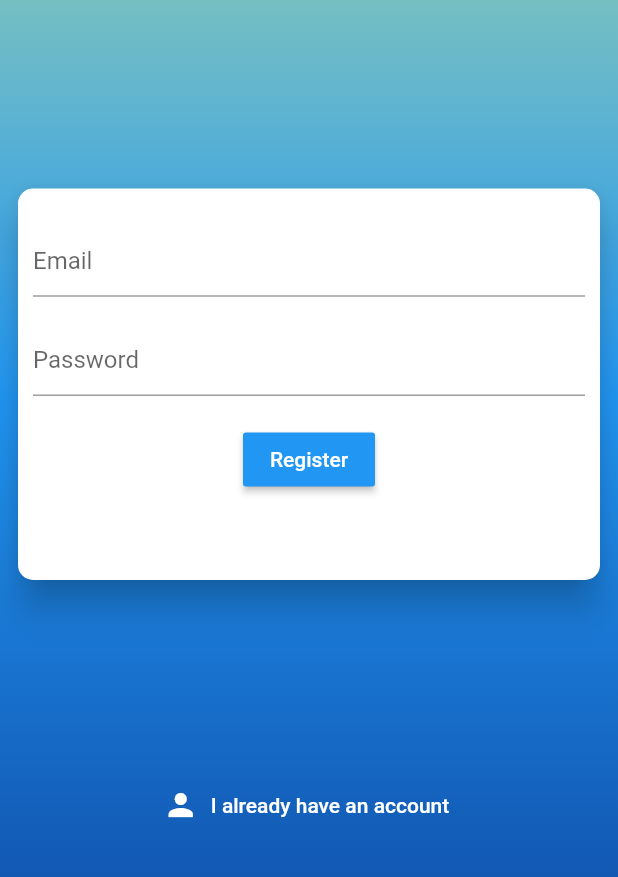
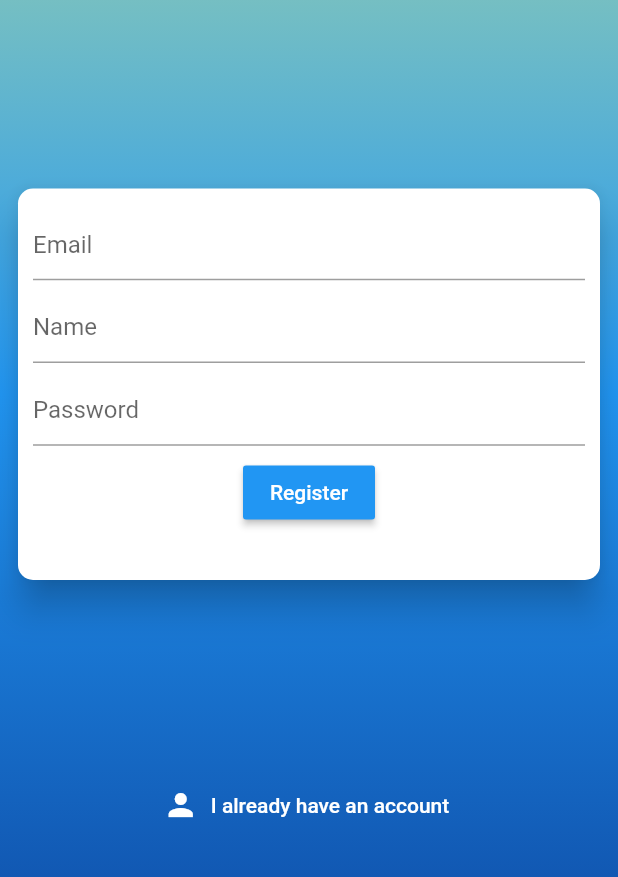
Before and after one commit to emilydeutsch/Qanda, a Flutter app: the screen it shows after launch, after a tap on "Sign in", after a tap on "Register", on a phone screen of 412 x 824 dp, the part 224-1101 px from its top. Run offline on Flutter 3.47's test engine with Material 2 defaults, Android fonts, the phone set to English and light mode, and no system bars; our stand-ins replace cloud_firestore, firebase_auth, flutter_spinkit; accounts and stored records are empty.

Commit message:
Added functionality for names.

```diff
--- a/lib/models/user.dart
+++ b/lib/models/user.dart
@@ -1,7 +1,6 @@
 class User {
 
   final String uid;
-  //TODO: not only have uid, also have their name/username
   User({ this.uid });
 
 }
--- a/lib/screens/authenticate/register.dart
+++ b/lib/screens/authenticate/register.dart
@@ -1,5 +1,9 @@
+import 'package:cloud_firestore/cloud_firestore.dart';
 import 'package:flutter/material.dart';
+import 'package:provider/provider.dart';
+import 'package:qanda/models/user.dart';
 import 'package:qanda/services/auth.dart';
+import 'package:qanda/services/database.dart';
 import 'package:qanda/shared/constants.dart';
 import 'package:qanda/shared/loading.dart';
 
@@ -19,14 +23,32 @@ class _RegisterState extends State<Register> {
   bool loading = false;
 
   // text field state
-  //TODO: Add username data
   String email = '';
+  String name = '';
   String password = '';
   String error = '';
 
   @override
   Widget build(BuildContext context) {
-    return loading ? Loading() : Scaffold(
+
+    final questions = Provider.of<QuerySnapshot>(context);
+
+    Map<String, dynamic> names;
+
+    for (var doc in questions.documents) {
+
+
+      if (doc.documentID == "users") {
+        names = doc.data;
+
+      }
+    }
+    print(names);
+
+
+    return loading ? Loading() : StreamProvider<QuerySnapshot>.value(
+      value: DatabaseService().questions,
+      child: Scaffold(
         body: Container(
           decoration: BoxDecoration(
             gradient: LinearGradient(
@@ -77,6 +99,17 @@ class _RegisterState extends State<Register> {
                       Padding(
                         padding: const EdgeInsets.all(2.0),
                         child: TextFormField(
+                            decoration: textInputDecoration.copyWith(hintText: 'Name'),
+                            obscureText: false,
+                            validator: (val) => val.isEmpty ? 'Enter your name' : null,
+                            onChanged: (val) {
+                              setState(() => name = val);
+                            }
+                        ),
+                      ),
+                  Padding(
+                    padding: const EdgeInsets.all(2.0),
+                    child: TextFormField(
                       decoration: textInputDecoration.copyWith(hintText: 'Password'),
                       obscureText: true,
                       validator: (val) => val.length < 6 ? 'Enter a password 6+ chars long' : null,
@@ -96,7 +129,15 @@ class _RegisterState extends State<Register> {
                         onPressed: () async {
                           if (_formKey.currentState.validate()) {
                             setState(() => loading = true);
+
                             dynamic result = await _auth.registerWithEmailAndPassword(email, password);
+                            print("some thing:");
+                            print(result);
+
+                            names[result.uid] = name;
+                            print(names);
+                            await DatabaseService().createUserData(names);
+
                             if (result == null) {
                               setState(() {
                                 loading = false;
@@ -132,6 +173,7 @@ class _RegisterState extends State<Register> {
       ),
       ),
         ),
+      ),
     );
   }
 }
--- a/lib/screens/authenticate/sign_in.dart
+++ b/lib/screens/authenticate/sign_in.dart
@@ -19,7 +19,6 @@ class _SignInState extends State<SignIn> {
   bool loading = false;
 
   // text field state
-  //TODO: Add username data
   String email = '';
   String password = '';
   String error = '';
--- a/lib/screens/home/home.dart
+++ b/lib/screens/home/home.dart
@@ -1,5 +1,6 @@
 import 'package:flutter/material.dart';
 import 'package:flutter/scheduler.dart';
+import 'package:qanda/models/user.dart';
 import 'package:qanda/screens/home/CollapseCard.dart';
 import 'package:qanda/screens/home/InputAnswerCard.dart';
 import 'package:qanda/services/auth.dart';
@@ -8,6 +9,14 @@ import 'package:provider/provider.dart';
 import 'package:cloud_firestore/cloud_firestore.dart';
 import 'package:qanda/shared/constants.dart';
 
+  //
+  //BIG PLAN IDEA:
+  //Instead of having a separate stream, have the user data inside the questions collection
+  //Store user data in a document called "User Data". When getting documents, use an if statement to filter out "User Data" and put it into a separate array.
+  //Send the "User Data" array to the Home, where it can be accessed for searching.
+  //Then, when a question is answered, search the "User Data" array for the current user with the uid, then access the user's name from the document with the uid.
+  //Finally, send the user's name in the updateuserdata function, where the name will be stored in the question's document.
+  //
 
 // ignore: camel_case_types
 class Home extends StatefulWidget {
@@ -70,15 +79,27 @@ class _QABoxesState extends State<QABoxes> {
   @override
   Widget build(BuildContext context) {
 
+    final user = Provider.of<User>(context);
+
     final questions = Provider.of<QuerySnapshot>(context);
 
+    String name = "";
+
+    String Question_name = "";
 
     List<dynamic> listOfAnswers = [];
+    List<dynamic> listOfNames = [];
     for (var doc in questions.documents) {
       if (doc.documentID == widget.listOfQuestions[widget.questionIndex]) {
         if (doc.data['answers'] != null) {
           listOfAnswers = doc.data['answers'];
+          listOfNames = doc.data['names'];
         }
+        Question_name = doc.data['name'];
+      }
+      if (doc.documentID == "users") {
+        name = doc.data[user.uid];
+        print(name);
       }
     }
 
@@ -100,6 +121,27 @@ class _QABoxesState extends State<QABoxes> {
                           child:SingleChildScrollView(child:Column(
                               children: <Widget>[
                                 Text(widget.listOfQuestions[widget.questionIndex], style: TextStyle(fontSize: 26.0)),
+                                ClipRRect(
+                                  borderRadius: BorderRadius.circular(10),
+                                  child: Container(
+                                    color: Colors.white,
+                                    height: 40,
+                                    child: Row(
+                                        children: <Widget> [
+                                          Padding(
+                                              padding: EdgeInsets.all(3.0),
+                                              child: Icon(
+                                                  Icons.account_circle,
+                                                  size: 20.0
+                                              )),
+                                          Padding(
+                                              padding: EdgeInsets.all(5.0),
+                                              child:Text(Question_name)
+                                          )
+                                        ]
+                                    ),
+                                  ),
+                                ),
                                 RaisedButton(
                                   child: Text("Expand/Collapse"),
                                   onPressed: (){
@@ -161,7 +203,7 @@ class _QABoxesState extends State<QABoxes> {
                                                 )),
                                             Padding(
                                                 padding: EdgeInsets.all(5.0),
-                                                child:Text("John Smith") //TODO: parse user name
+                                                child:Text(listOfNames[index])
                                             )
                                           ]
                                       ),
@@ -213,7 +255,7 @@ class _QABoxesState extends State<QABoxes> {
                                             onPressed: () async {
                                               print(listOfAnswers+[_inputController.text]);
                                               await DatabaseService(question: widget.listOfQuestions[widget.questionIndex]).updateQuestionData(
-                                                "Test Person", listOfAnswers+[_inputController.text]);
+                                                  Question_name, listOfAnswers+[_inputController.text], listOfNames+[name]);
 
 
 
@@ -254,6 +296,10 @@ class _QABoxesState extends State<QABoxes> {
 
 
 class AddQuestionPage extends StatefulWidget {
+
+  final String name;
+  AddQuestionPage({this.name});
+
   @override
   _AddQuestionPageState createState() => _AddQuestionPageState();
 }
@@ -296,7 +342,7 @@ class _AddQuestionPageState extends State<AddQuestionPage> {
                           child: Text("Submit"),
                           onPressed: () async {
                             if (_formKey.currentState.validate()) {
-                              await DatabaseService(question: question).createQuestionData();
+                              await DatabaseService(question: question).createQuestionData(widget.name);
 
 
                               setState(() {
@@ -340,12 +386,20 @@ class _GridQuestionsViewState extends State<GridQuestionsView> {
   Widget build(BuildContext context) {
     timeDilation=2.0;
 
+    final user = Provider.of<User>(context);
+    String name = "";
+
     final questions = Provider.of<QuerySnapshot>(context);
     //print(questions.documents);
 
     listOfQuestions.clear();
     for (var doc in questions.documents) {
       listOfQuestions.add(doc.documentID);
+
+      if (doc.documentID == "users") {
+        name = doc.data[user.uid];
+        print(name);
+      }
     }
 
     return Scaffold(
@@ -355,7 +409,7 @@ class _GridQuestionsViewState extends State<GridQuestionsView> {
             IconButton(icon: Icon(Icons.add),
                 onPressed: (){Navigator.push(context,
                     MaterialPageRoute<void>(
-                    builder: (BuildContext context) => AddQuestionPage()));}
+                    builder: (BuildContext context) => AddQuestionPage(name: name)));}
             ),
           ],
     ),
@@ -384,7 +438,7 @@ class _GridQuestionsViewState extends State<GridQuestionsView> {
                 child:SingleChildScrollView(
                 child:Column(
                   children: <Widget>[
-                    Text(listOfQuestions[index], style: TextStyle(fontSize: 26.0)), //TODO: parse question
+                    Text(listOfQuestions[index], style: TextStyle(fontSize: 26.0)),
                     RaisedButton(
                         child:Text("GO"),
                         onPressed: () {
--- a/lib/screens/wrapper.dart
+++ b/lib/screens/wrapper.dart
@@ -20,7 +20,10 @@ class _WrapperState extends State<Wrapper> {
 
     //return either home or auth widget
     if (user == null) {
-      return Authenticate();
+      return StreamProvider<QuerySnapshot>.value(
+          value: DatabaseService().questions,
+          child: Authenticate()
+      );
     } else {
       return StreamProvider<QuerySnapshot>.value(
         value: DatabaseService().questions,
--- a/lib/services/auth.dart
+++ b/lib/services/auth.dart
@@ -1,5 +1,8 @@
+import 'dart:developer';
+
 import 'package:firebase_auth/firebase_auth.dart';
 import 'package:qanda/models/user.dart';
+import 'package:qanda/services/database.dart';
 
 class AuthService {
 
@@ -33,6 +36,8 @@ class AuthService {
     try {
       AuthResult result = await _auth.signInWithEmailAndPassword(email: email, password: password);
       FirebaseUser user = result.user;
+      print(user);
+      inspect(user);
       return _userFromFirebaseUser(user);
     } catch(e) {
       print(e.toString());
--- a/lib/services/database.dart
+++ b/lib/services/database.dart
@@ -8,16 +8,22 @@ class DatabaseService {
   // collection reference
   final CollectionReference questionCollection = Firestore.instance.collection('questions');
 
-  //TODO: ADD USERNAME TO QUESTION
-  Future createQuestionData () async {
-    return await questionCollection.document(question).setData({});
+  Future createQuestionData (String name) async {
+    return await questionCollection.document(question).setData({
+      'name': name,
+    });
   }
 
-  Future updateQuestionData (String name, List<dynamic> answers) async {
+  Future updateQuestionData (String name, List<dynamic> answers, List<dynamic> names) async {
     return await questionCollection.document(question).setData({
       'name': name,
       'answers': answers,
+      'names': names,
     });
+  }
+
+  Future createUserData (Map<String, dynamic> names) async {
+    return await questionCollection.document("users").setData(names);
   }
 
   //get questions stream
```
Also changed, not shown: lib/services/userdatabase.dart (added, +22 -0 lines). Lines whose indentation alone changed are shown as unchanged.
